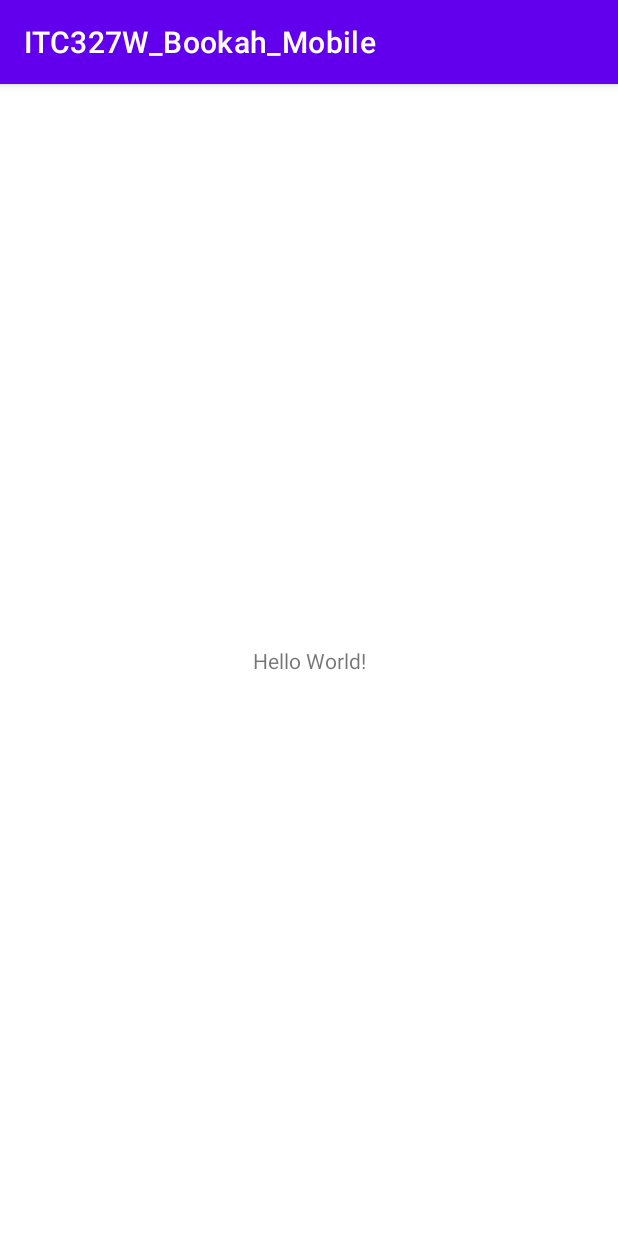
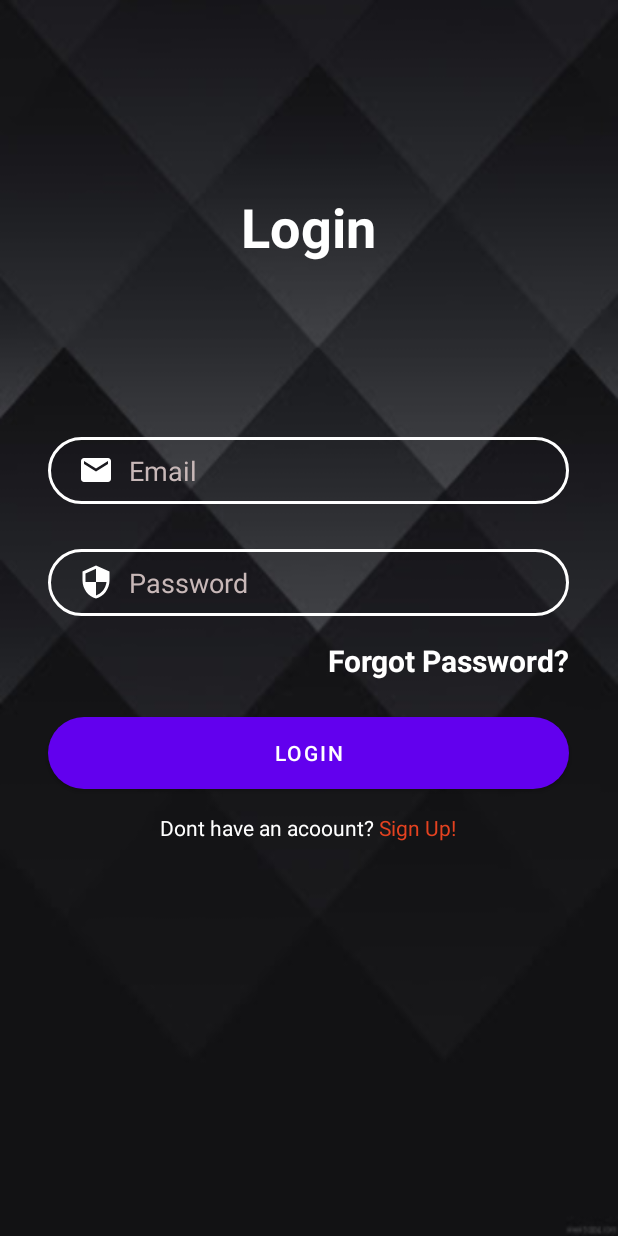
Before and after one commit to Group-P/ITC327W_Bookah, an Android app: the screen it shows after launch (MainActivity before the commit, LoginActivity after it), on a phone screen of 412 x 824 dp. Run offline under Robolectric (Android 15) with nearby library versions, the phone set to English and light mode, and no system bars.

Commit message:
Created login and registration screens

```diff
--- a/app/src/main/AndroidManifest.xml
+++ b/app/src/main/AndroidManifest.xml
@@ -9,13 +9,17 @@
         android:roundIcon="@mipmap/ic_launcher_round"
         android:supportsRtl="true"
         android:theme="@style/Theme.ITC327W_Bookah_Mobile">
-        <activity android:name=".MainActivity">
+        <activity android:name=".RegisterActivity"/>
+        <activity android:name=".LoginActivity" >
             <intent-filter>
                 <action android:name="android.intent.action.MAIN" />
 
                 <category android:name="android.intent.category.LAUNCHER" />
             </intent-filter>
         </activity>
+        <activity android:name=".MainActivity">
+
+        </activity>
     </application>
 
 </manifest>
--- /dev/null
+++ b/app/src/main/java/com/example/itc327w_bookah_mobile/LoginActivity.java
@@ -0,0 +1,29 @@
+package com.example.itc327w_bookah_mobile;
+
+import androidx.appcompat.app.AppCompatActivity;
+
+import android.app.ActionBar;
+import android.content.Intent;
+import android.os.Bundle;
+import android.view.View;
+import android.widget.TextView;
+
+public class LoginActivity extends AppCompatActivity {
+
+    TextView tvSignup;
+
+    @Override
+    protected void onCreate(Bundle savedInstanceState) {
+        super.onCreate(savedInstanceState);
+        setContentView(R.layout.activity_login);
+
+        tvSignup = findViewById(R.id.tvSignup);
+
+        tvSignup.setOnClickListener(new View.OnClickListener() {
+            @Override
+            public void onClick(View v) {
+                startActivity(new Intent(LoginActivity.this, RegisterActivity.class));
+            }
+        });
+    }
+}
--- /dev/null
+++ b/app/src/main/res/drawable/button_background.xml
@@ -0,0 +1,6 @@
+<?xml version="1.0" encoding="utf-8"?>
+<shape xmlns:android="http://schemas.android.com/apk/res/android">
+
+    <solid android:color="@color/white"/>
+    <corners android:radius="70dp"/>
+</shape>
--- /dev/null
+++ b/app/src/main/res/drawable/ic_email.xml
@@ -0,0 +1,5 @@
+<vector android:height="24dp" android:tint="#FFFFFF"
+    android:viewportHeight="24" android:viewportWidth="24"
+    android:width="24dp" xmlns:android="http://schemas.android.com/apk/res/android">
+    <path android:fillColor="@android:color/white" android:pathData="M20,4L4,4c-1.1,0 -1.99,0.9 -1.99,2L2,18c0,1.1 0.9,2 2,2h16c1.1,0 2,-0.9 2,-2L22,6c0,-1.1 -0.9,-2 -2,-2zM20,8l-8,5 -8,-5L4,6l8,5 8,-5v2z"/>
+</vector>
--- /dev/null
+++ b/app/src/main/res/drawable/ic_facebook.xml
@@ -0,0 +1,5 @@
+<vector android:height="24dp" android:viewportHeight="589"
+    android:viewportWidth="589" android:width="24dp" xmlns:android="http://schemas.android.com/apk/res/android">
+    <path android:fillColor="#3c5a9a" android:pathData="M294.5,294.5m-294.5,0a294.5,294.5 0,1 1,589 0a294.5,294.5 0,1 1,-589 0"/>
+    <path android:fillColor="#fff" android:pathData="M390.259,90.396h-65.239c-38.715,0 -81.777,16.283 -81.777,72.402 0.189,19.554 0,38.281 0,59.357L198.455,222.155v71.271h46.174v205.177h84.847L329.476,292.072h56.002l5.067,-70.117h-62.531s0.14,-31.191 0,-40.249c0,-22.177 23.076,-20.907 24.464,-20.907 10.981,0 32.332,0.032 37.813,0L390.291,90.396h-0.032z"/>
+</vector>
--- /dev/null
+++ b/app/src/main/res/drawable/ic_identity.xml
@@ -0,0 +1,5 @@
+<vector android:height="24dp" android:tint="#FFFFFF"
+    android:viewportHeight="24" android:viewportWidth="24"
+    android:width="24dp" xmlns:android="http://schemas.android.com/apk/res/android">
+    <path android:fillColor="@android:color/white" android:pathData="M12,5.9c1.16,0 2.1,0.94 2.1,2.1s-0.94,2.1 -2.1,2.1S9.9,9.16 9.9,8s0.94,-2.1 2.1,-2.1m0,9c2.97,0 6.1,1.46 6.1,2.1v1.1L5.9,18.1L5.9,17c0,-0.64 3.13,-2.1 6.1,-2.1M12,4C9.79,4 8,5.79 8,8s1.79,4 4,4 4,-1.79 4,-4 -1.79,-4 -4,-4zM12,13c-2.67,0 -8,1.34 -8,4v3h16v-3c0,-2.66 -5.33,-4 -8,-4z"/>
+</vector>
--- /dev/null
+++ b/app/src/main/res/drawable/ic_person.xml
@@ -0,0 +1,5 @@
+<vector android:height="24dp" android:tint="#FFFFFF"
+    android:viewportHeight="24" android:viewportWidth="24"
+    android:width="24dp" xmlns:android="http://schemas.android.com/apk/res/android">
+    <path android:fillColor="@android:color/white" android:pathData="M12,12c2.21,0 4,-1.79 4,-4s-1.79,-4 -4,-4 -4,1.79 -4,4 1.79,4 4,4zM12,14c-2.67,0 -8,1.34 -8,4v2h16v-2c0,-2.66 -5.33,-4 -8,-4z"/>
+</vector>
--- /dev/null
+++ b/app/src/main/res/drawable/ic_security.xml
@@ -0,0 +1,5 @@
+<vector android:height="24dp" android:tint="#FFFFFF"
+    android:viewportHeight="24" android:viewportWidth="24"
+    android:width="24dp" xmlns:android="http://schemas.android.com/apk/res/android">
+    <path android:fillColor="@android:color/white" android:pathData="M12,1L3,5v6c0,5.55 3.84,10.74 9,12 5.16,-1.26 9,-6.45 9,-12L21,5l-9,-4zM12,11.99h7c-0.53,4.12 -3.28,7.79 -7,8.94L12,12L5,12L5,6.3l7,-3.11v8.8z"/>
+</vector>
--- /dev/null
+++ b/app/src/main/res/drawable/ic_smartphone.xml
@@ -0,0 +1,5 @@
+<vector android:height="24dp" android:tint="#FFFFFF"
+    android:viewportHeight="24" android:viewportWidth="24"
+    android:width="24dp" xmlns:android="http://schemas.android.com/apk/res/android">
+    <path android:fillColor="@android:color/white" android:pathData="M17,1.01L7,1c-1.1,0 -2,0.9 -2,2v18c0,1.1 0.9,2 2,2h10c1.1,0 2,-0.9 2,-2V3c0,-1.1 -0.9,-1.99 -2,-1.99zM17,19H7V5h10v14z"/>
+</vector>
--- /dev/null
+++ b/app/src/main/res/drawable/input_background.xml
@@ -0,0 +1,6 @@
+<?xml version="1.0" encoding="utf-8"?>
+<shape xmlns:android="http://schemas.android.com/apk/res/android">
+
+    <stroke android:color="@color/white" android:width="2dp"/>
+    <corners android:radius="70dp"/>
+</shape>
--- /dev/null
+++ b/app/src/main/res/layout/activity_login.xml
@@ -0,0 +1,127 @@
+<?xml version="1.0" encoding="utf-8"?>
+<androidx.constraintlayout.widget.ConstraintLayout xmlns:android="http://schemas.android.com/apk/res/android"
+    xmlns:app="http://schemas.android.com/apk/res-auto"
+    xmlns:tools="http://schemas.android.com/tools"
+    android:layout_width="match_parent"
+    android:layout_height="match_parent"
+    android:background="@drawable/bg7"
+    tools:context=".LoginActivity">
+
+    <TextView
+        android:id="@+id/textView"
+        android:layout_width="wrap_content"
+        android:layout_height="wrap_content"
+        android:text="Login"
+        android:textColor="#FFFFFF"
+        android:textSize="36sp"
+        android:textStyle="bold"
+        app:layout_constraintBottom_toBottomOf="parent"
+        app:layout_constraintEnd_toEndOf="parent"
+        app:layout_constraintHorizontal_bias="0.498"
+        app:layout_constraintStart_toStartOf="parent"
+        app:layout_constraintTop_toTopOf="parent"
+        app:layout_constraintVertical_bias="0.163" />
+
+    <EditText
+        android:id="@+id/etEmail"
+        android:layout_width="347dp"
+        android:layout_height="wrap_content"
+        android:layout_marginStart="32dp"
+        android:layout_marginTop="116dp"
+        android:layout_marginEnd="32dp"
+        android:background="@drawable/input_background"
+        android:drawableLeft="@drawable/ic_email"
+        android:drawablePadding="10dp"
+        android:ems="10"
+        android:hint="Email"
+        android:inputType="textPersonName"
+        android:paddingStart="20dp"
+        android:paddingLeft="20dp"
+        android:paddingTop="10dp"
+        android:paddingEnd="20dp"
+        android:paddingRight="20dp"
+        android:paddingBottom="10dp"
+        android:textColor="#FFFFFF"
+        android:textColorHint="#C8B8B8"
+        app:layout_constraintEnd_toEndOf="parent"
+        app:layout_constraintHorizontal_bias="0.0"
+        app:layout_constraintStart_toStartOf="parent"
+        app:layout_constraintTop_toBottomOf="@+id/textView" />
+
+    <EditText
+        android:id="@+id/etPass"
+        android:layout_width="347dp"
+        android:layout_height="wrap_content"
+        android:layout_marginTop="30dp"
+        android:background="@drawable/input_background"
+        android:drawableLeft="@drawable/ic_security"
+        android:drawablePadding="10dp"
+        android:ems="10"
+        android:hint="Password"
+        android:inputType="textPersonName"
+        android:paddingStart="20dp"
+        android:paddingLeft="20dp"
+        android:paddingTop="10dp"
+        android:paddingEnd="20dp"
+        android:paddingRight="20dp"
+        android:paddingBottom="10dp"
+        android:textColor="#FFFFFF"
+        android:textColorHint="#C8B8B8"
+        app:layout_constraintEnd_toEndOf="@+id/etEmail"
+        app:layout_constraintHorizontal_bias="0.0"
+        app:layout_constraintStart_toStartOf="@+id/etEmail"
+        app:layout_constraintTop_toBottomOf="@+id/etEmail" />
+
+    <TextView
+        android:id="@+id/tvForgotPass"
+        android:layout_width="wrap_content"
+        android:layout_height="wrap_content"
+        android:layout_marginTop="16dp"
+        android:text="Forgot Password?"
+        android:textColor="@color/white"
+        android:textSize="20sp"
+        android:textStyle="bold"
+        app:layout_constraintEnd_toEndOf="@+id/etPass"
+        app:layout_constraintTop_toBottomOf="@+id/etPass" />
+
+    <Button
+        android:id="@+id/btnLogin"
+        android:layout_width="0dp"
+        android:layout_height="wrap_content"
+        android:layout_marginTop="24dp"
+        android:background="@drawable/button_background"
+        android:text="Login"
+        app:layout_constraintEnd_toEndOf="@+id/etPass"
+        app:layout_constraintHorizontal_bias="0.503"
+        app:layout_constraintStart_toStartOf="@+id/etPass"
+        app:layout_constraintTop_toBottomOf="@+id/tvForgotPass" />
+
+    <LinearLayout
+        android:id="@+id/linearLayout"
+        android:layout_width="0dp"
+        android:layout_height="wrap_content"
+        android:layout_marginTop="16dp"
+        android:gravity="center"
+        android:orientation="horizontal"
+        android:textAlignment="center"
+        app:layout_constraintEnd_toEndOf="@+id/btnLogin"
+        app:layout_constraintHorizontal_bias="0.0"
+        app:layout_constraintStart_toStartOf="@+id/btnLogin"
+        app:layout_constraintTop_toBottomOf="@+id/btnLogin">
+
+        <TextView
+            android:id="@+id/tvDontHaveAccount"
+            android:layout_width="wrap_content"
+            android:layout_height="wrap_content"
+            android:text="Dont have an acoount? "
+            android:textColor="@color/white" />
+
+        <TextView
+            android:id="@+id/tvSignup"
+            android:layout_width="wrap_content"
+            android:layout_height="wrap_content"
+            android:text="Sign Up!"
+            android:textColor="#E44220" />
+    </LinearLayout>
+
+</androidx.constraintlayout.widget.ConstraintLayout>
--- a/app/src/main/res/layout/activity_main.xml
+++ b/app/src/main/res/layout/activity_main.xml
@@ -6,13 +6,6 @@
     android:layout_height="match_parent"
     tools:context=".MainActivity">
 
-    <TextView
-        android:layout_width="wrap_content"
-        android:layout_height="wrap_content"
-        android:text="Hello World!"
-        app:layout_constraintBottom_toBottomOf="parent"
-        app:layout_constraintLeft_toLeftOf="parent"
-        app:layout_constraintRight_toRightOf="parent"
-        app:layout_constraintTop_toTopOf="parent" />
+
 
 </androidx.constraintlayout.widget.ConstraintLayout>
--- /dev/null
+++ b/app/src/main/res/values/ids.xml
@@ -0,0 +1,4 @@
+<?xml version="1.0" encoding="utf-8"?>
+<resources>
+
+</resources>
--- a/app/src/main/res/values/themes.xml
+++ b/app/src/main/res/values/themes.xml
@@ -1,6 +1,6 @@
 <resources xmlns:tools="http://schemas.android.com/tools">
     <!-- Base application theme. -->
-    <style name="Theme.ITC327W_Bookah_Mobile" parent="Theme.MaterialComponents.DayNight.DarkActionBar">
+    <style name="Theme.ITC327W_Bookah_Mobile" parent="Theme.MaterialComponents.DayNight.NoActionBar">
         <!-- Primary brand color. -->
         <item name="colorPrimary">@color/purple_500</item>
         <item name="colorPrimaryVariant">@color/purple_700</item>
```
Also changed, not shown: app/src/main/java/com/example/itc327w_bookah_mobile/RegisterActivity.java (added, +31 -0 lines), app/src/main/res/drawable/baseline_arrow_back_24.xml (added, +10 -0 lines), app/src/main/res/drawable/ic_google.xml (added, +7 -0 lines), app/src/main/res/layout/activity_register.xml (added, +219 -0 lines), app/src/main/res/drawable/bg1080x1920.jpg (added), app/src/main/res/drawable/bg7.jpg (added).
